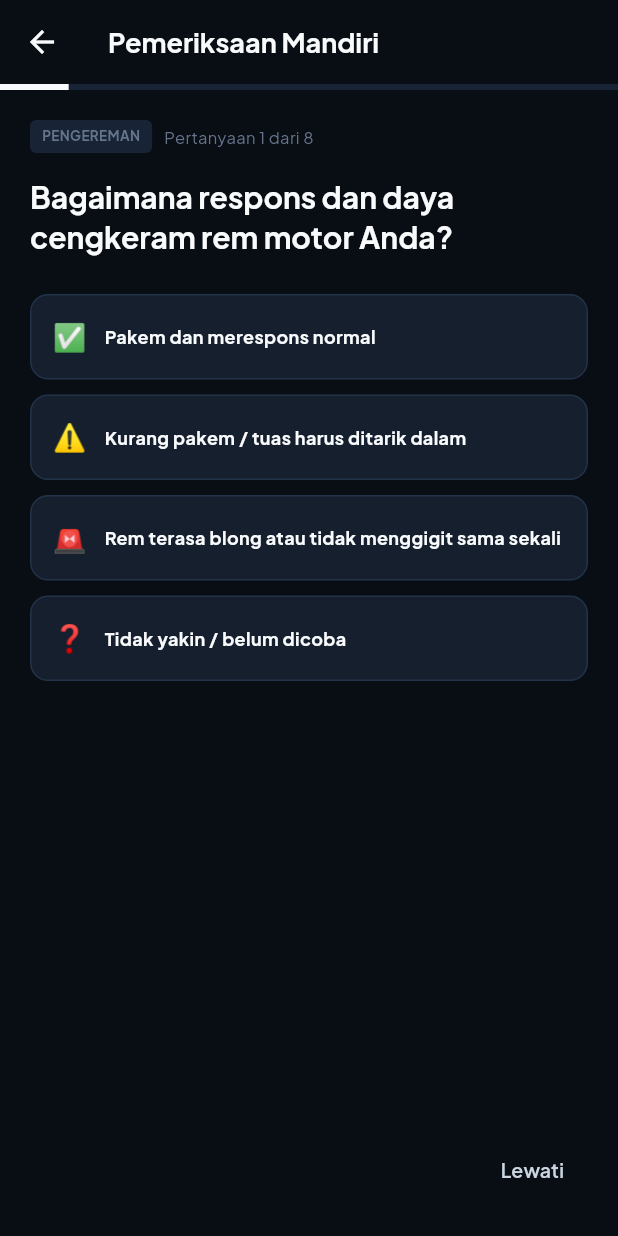
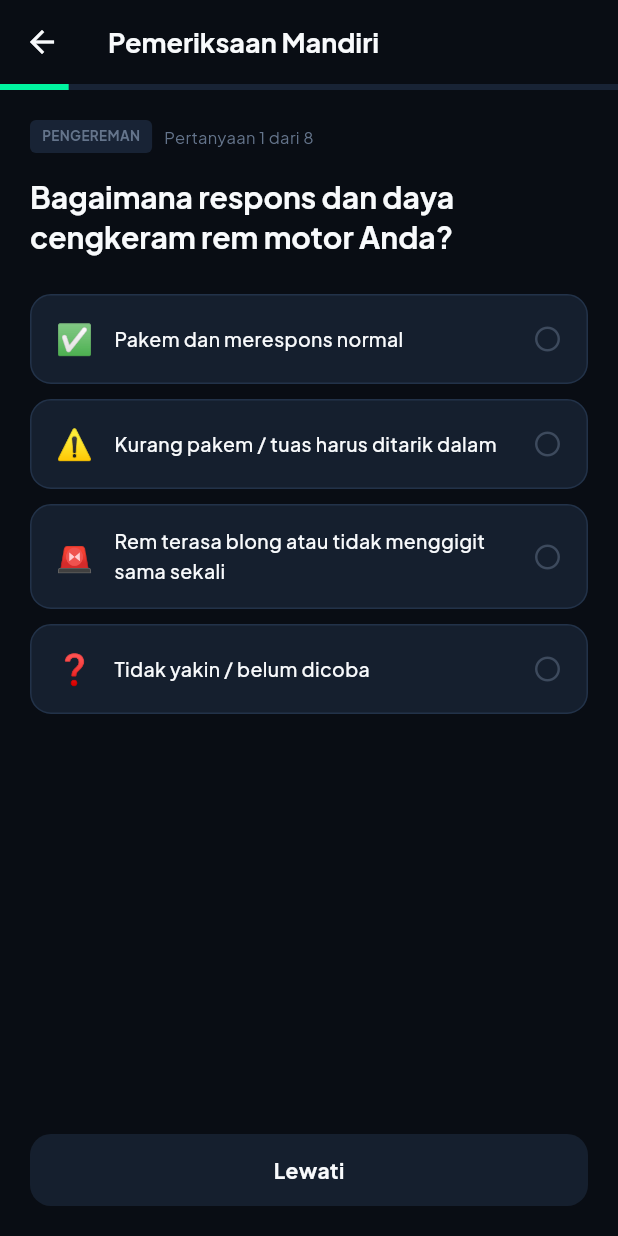
Before and after one commit to Abaimann/BuildHauss, a Flutter app: the SelfInspectionScreen screen opened directly with empty values, on a phone screen of 412 x 824 dp. Run offline on Flutter 3.47's test engine with Material 3 defaults, Android fonts, the phone set to English and light mode, and no system bars; our stand-ins replace dio, drift, drift_flutter, equatable, flutter_local_notifications, flutter_riverpod and 3 more; missing offline and left inert: cryptography; accounts and stored records are empty; generated files the repository leaves out were written again.

Commit message:
fix(inspection): perbaiki tombol lanjut uji mandiri & otomatis arahkan setelah tambah motor

```diff
--- a/lib/core/theme/app_theme.dart
+++ b/lib/core/theme/app_theme.dart
@@ -472,6 +472,8 @@ extension BuildHausColors on BuildContext {
       isDark ? BuildHausTheme.darkMuted : BuildHausTheme.lightMuted;
   Color get line => isDark ? BuildHausTheme.darkLine : BuildHausTheme.lightLine;
   Color get soft => isDark ? BuildHausTheme.darkSoft : BuildHausTheme.lightSoft;
+  Color get accent =>
+      isDark ? BuildHausTheme.darkAccent : BuildHausTheme.lightAccent;
 
   Color get statusOk => BuildHausTheme.ok;
   Color get statusOkBg => BuildHausTheme.okBg;
--- a/lib/features/self_inspection/presentation/screens/self_inspection_screen.dart
+++ b/lib/features/self_inspection/presentation/screens/self_inspection_screen.dart
@@ -1,3 +1,4 @@
+import 'dart:async';
 import 'package:flutter/material.dart';
 import 'package:flutter_riverpod/flutter_riverpod.dart';
 import 'package:go_router/go_router.dart';
@@ -19,8 +20,45 @@ class _SelfInspectionScreenState extends ConsumerState<SelfInspectionScreen> {
   int _step = 0;
   final Map<String, String> _answers = {};
   bool _saving = false;
+  Timer? _autoAdvanceTimer;
 
   final List<InspectionQuestion> _questions = SelfInspectionEngine.questions;
+
+  @override
+  void dispose() {
+    _autoAdvanceTimer?.cancel();
+    super.dispose();
+  }
+
+  void _selectOption(String questionCode, String optionCode) {
+    _autoAdvanceTimer?.cancel();
+    setState(() {
+      _answers[questionCode] = optionCode;
+    });
+
+    // Otomatis lanjut ke pertanyaan berikutnya setelah jeda singkat (agar alur responsif)
+    if (_step < _questions.length - 1) {
+      _autoAdvanceTimer = Timer(const Duration(milliseconds: 320), () {
+        if (mounted && _step < _questions.length - 1) {
+          setState(() => _step++);
+        }
+      });
+    }
+  }
+
+  void _nextStep() {
+    _autoAdvanceTimer?.cancel();
+    if (_step < _questions.length) {
+      setState(() => _step++);
+    }
+  }
+
+  void _prevStep() {
+    _autoAdvanceTimer?.cancel();
+    if (_step > 0) {
+      setState(() => _step--);
+    }
+  }
 
   @override
   Widget build(BuildContext context) {
@@ -34,18 +72,18 @@ class _SelfInspectionScreenState extends ConsumerState<SelfInspectionScreen> {
         actions: [
           if (_step > 0 && _step < _questions.length)
             TextButton(
-              onPressed: () => setState(() => _step--),
-              child: const Text('← Back'),
+              onPressed: _prevStep,
+              child: const Text('Kembali'),
             ),
         ],
       ),
       body: Column(
         children: [
-          // Progress bar
+          // Indikator progres pemeriksaan
           LinearProgressIndicator(
             value: (_step + 1) / (_questions.length + 1),
             backgroundColor: context.soft,
-            color: context.ink,
+            color: context.accent,
           ),
 
           Expanded(
@@ -104,11 +142,7 @@ class _SelfInspectionScreenState extends ConsumerState<SelfInspectionScreen> {
                   label: opt.label,
                   icon: opt.icon,
                   isSelected: isSelected,
-                  onTap: () {
-                    setState(() {
-                      _answers[q.code] = opt.code;
-                    });
-                  },
+                  onTap: () => _selectOption(q.code, opt.code),
                 );
               },
             ),
@@ -116,24 +150,44 @@ class _SelfInspectionScreenState extends ConsumerState<SelfInspectionScreen> {
           const SizedBox(height: 12),
           Row(
             children: [
-              if (_step > 0)
-                OutlinedButton(
-                  onPressed: () => setState(() => _step--),
-                  child: const Text('Kembali'),
+              if (_step > 0) ...[
+                Expanded(
+                  flex: 2,
+                  child: OutlinedButton(
+                    style: OutlinedButton.styleFrom(
+                      minimumSize: const Size(0, 48),
+                    ),
+                    onPressed: _prevStep,
+                    child: const Text('Kembali'),
+                  ),
                 ),
-              const Spacer(),
-              if (currentAnswer != null)
-                ElevatedButton(
-                  onPressed: () => setState(() => _step++),
+                const SizedBox(width: 12),
+              ],
+              Expanded(
+                flex: 4,
+                child: ElevatedButton(
+                  key: const ValueKey('inspection_next_button'),
+                  style: ElevatedButton.styleFrom(
+                    minimumSize: const Size(0, 48),
+                    backgroundColor: currentAnswer != null
+                        ? context.accent
+                        : context.surface2,
+                    foregroundColor: currentAnswer != null
+                        ? context.bg
+                        : context.ink,
+                  ),
+                  onPressed: _nextStep,
                   child: Text(
-                    _step == _questions.length - 1 ? 'Selesai' : 'Lanjut',
+                    _step == _questions.length - 1
+                        ? 'Selesai'
+                        : (currentAnswer != null ? 'Lanjut' : 'Lewati'),
+                    style: TextStyle(
+                      fontWeight: FontWeight.bold,
+                      color: currentAnswer != null ? context.bg : context.ink,
+                    ),
                   ),
-                )
-              else
-                TextButton(
-                  onPressed: () => setState(() => _step++),
-                  child: const Text('Lewati'),
                 ),
+              ),
             ],
           ),
         ],
@@ -481,32 +535,54 @@ class _AnswerButton extends StatelessWidget {
 
   @override
   Widget build(BuildContext context) {
-    return GestureDetector(
+    return InkWell(
       onTap: onTap,
+      borderRadius: BorderRadius.circular(14),
       child: AnimatedContainer(
-        duration: const Duration(milliseconds: 150),
-        padding: const EdgeInsets.all(14),
+        duration: const Duration(milliseconds: 180),
+        padding: const EdgeInsets.symmetric(horizontal: 16, vertical: 14),
         decoration: BoxDecoration(
-          color: isSelected ? context.ink : context.surface2,
-          borderRadius: BorderRadius.circular(12),
+          color: isSelected
+              ? context.accent.withValues(alpha: 0.16)
+              : context.surface2,
+          borderRadius: BorderRadius.circular(14),
           border: Border.all(
-            color: isSelected ? context.ink : context.line,
+            color: isSelected ? context.accent : context.line,
             width: isSelected ? 2 : 1,
           ),
+          boxShadow: isSelected
+              ? [
+                  BoxShadow(
+                    color: context.accent.withValues(alpha: 0.2),
+                    blurRadius: 10,
+                    offset: const Offset(0, 2),
+                  ),
+                ]
+              : null,
         ),
         child: Row(
           children: [
-            Text(icon, style: const TextStyle(fontSize: 18)),
-            const SizedBox(width: 12),
+            Text(icon, style: const TextStyle(fontSize: 20)),
+            const SizedBox(width: 14),
             Expanded(
               child: Text(
                 label,
                 style: TextStyle(
-                  fontWeight: FontWeight.bold,
-                  fontSize: 12,
-                  color: isSelected ? context.bg : context.ink,
+                  fontWeight: isSelected ? FontWeight.w700 : FontWeight.w500,
+                  fontSize: 13,
+                  color: isSelected ? context.accent : context.ink,
                 ),
               ),
+            ),
+            const SizedBox(width: 8),
+            Icon(
+              isSelected
+                  ? Icons.check_circle_rounded
+                  : Icons.radio_button_unchecked_rounded,
+              color: isSelected
+                  ? context.accent
+                  : context.muted.withValues(alpha: 0.5),
+              size: 20,
             ),
           ],
         ),
```
Also changed, not shown: lib/features/motorcycles/presentation/screens/add_motorcycle_screen.dart (+9 -7 lines), 2 other files.
